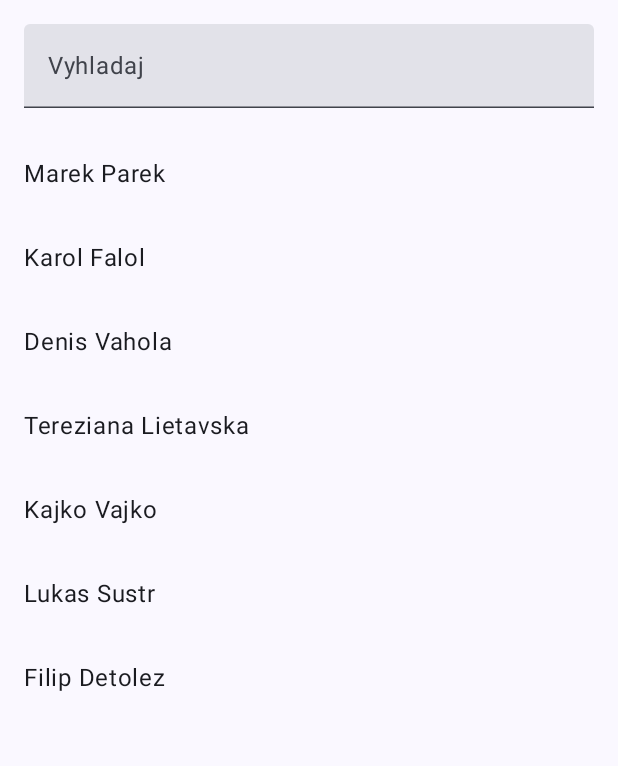
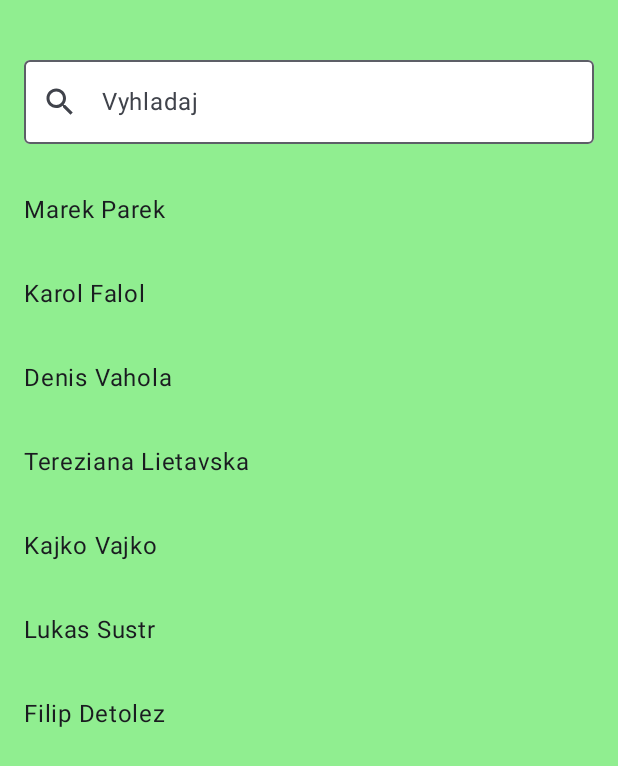
Before and after one commit to Ryzovychlebik/VAMZ, an Android app built with Jetpack Compose: the composable VyhladajNahlad shown on its own in the app's theme, on a phone screen of 412 x 824 dp. Shown: the top 766 px of the screen. Run offline under Robolectric (Android 15) with nearby library versions, the phone set to English and light mode, and no system bars.

Commit message:
Vizualna uprava vyhladavania

```diff
--- a/app/src/main/java/com/example/vamz/MainActivity.kt
+++ b/app/src/main/java/com/example/vamz/MainActivity.kt
@@ -37,6 +37,7 @@ import androidx.compose.material.icons.Icons
 import androidx.compose.material.icons.filled.AccountCircle
 import androidx.compose.material.icons.filled.ArrowBack
 import androidx.compose.material.icons.filled.DateRange
+import androidx.compose.material.icons.filled.Favorite
 import androidx.compose.material.icons.filled.List
 import androidx.compose.material.icons.filled.Menu
 import androidx.compose.material.icons.filled.Place
@@ -47,6 +48,8 @@ import androidx.compose.material3.ExperimentalMaterial3Api
 import androidx.compose.material3.Icon
 import androidx.compose.material3.IconButton
 import androidx.compose.material3.MaterialTheme
+import androidx.compose.material3.OutlinedTextField
+import androidx.compose.material3.OutlinedTextFieldDefaults
 import androidx.compose.material3.Scaffold
 import androidx.compose.material3.Text
 import androidx.compose.material3.TextField
@@ -87,6 +90,8 @@ import androidx.navigation.compose.rememberNavController
 import com.example.vamz.ui.theme.VAMZTheme
 
 class MainActivity : ComponentActivity() {
+
+
     override fun onCreate(savedInstanceState: Bundle?) {
         super.onCreate(savedInstanceState)
         enableEdgeToEdge()
@@ -103,12 +108,15 @@ class MainActivity : ComponentActivity() {
                     composable("mapa") {
                         PrvyNahlad(navController)
                     }
+                    composable("vyhladaj") {
+                        VyhladajNahlad()
                     }
                 }
             }
         }
     }
-
+}
+val farbaPozadia = Color(144,238,144)
 
 
 @Composable
@@ -186,7 +194,7 @@ fun strednaCastMain() {
 @Composable
 fun PrvyNahlad(navController: NavController){
     Column (
-        modifier = Modifier.background(Color(144,238,144))
+        modifier = Modifier.background(farbaPozadia)
     ) {
         Spacer(modifier = Modifier.size(16.dp))
         HornaListaMain(navController)
@@ -202,7 +210,7 @@ fun MenuNahlad(navController: NavController){
         verticalArrangement = Arrangement.Center,
         modifier = Modifier
             .fillMaxSize()
-            .background(Color(144, 238, 144))
+            .background(farbaPozadia)
     ) {
 
         IconButton(
@@ -221,7 +229,7 @@ fun MenuNahlad(navController: NavController){
         Spacer(modifier = Modifier.size(16.dp))
 
         IconButton(
-            onClick = { /*TODO*/ },
+            onClick = { navController.navigate("vyhladaj") },
             modifier = Modifier
                 .size(64.dp)
         )
@@ -272,13 +280,20 @@ fun VyhladajNahlad() {
     Column(
         modifier = Modifier
             .fillMaxSize()
+            .background(farbaPozadia)
             .padding(16.dp)
+
     ) {
-        TextField(
+        Spacer(modifier = Modifier.height(16.dp))
+        OutlinedTextField(
+            leadingIcon = { Icon(imageVector = Icons.Default.Search, contentDescription = null)},
             value = searchText,
+            label = { Text("Vyhladaj") },
             onValueChange = viewModel::onSearchTextChange,
             modifier = Modifier.fillMaxWidth(),
-            placeholder = { Text(text = "Vyhladaj")}
+            colors = OutlinedTextFieldDefaults.colors(
+                unfocusedContainerColor = Color.White
+            )
         )
         Spacer(modifier = Modifier.height(16.dp))
         LazyColumn (
@@ -287,12 +302,14 @@ fun VyhladajNahlad() {
                 .weight(1f)
         ){
             items(persons) {person ->
+                Row {
                     Text(
                         text = "${person.firstName} ${person.lastName}",
                         modifier = Modifier
                             .fillMaxWidth()
                             .padding(vertical = 16.dp)
                     )
+                }
             }
         }
     }
@@ -307,5 +324,6 @@ fun GreetingPreview() {
     VAMZTheme {
         //PrvyNahlad()
         //MenuNahlad()
+        VyhladajNahlad()
     }
 }
```
Lines whose indentation alone changed are shown as unchanged.
